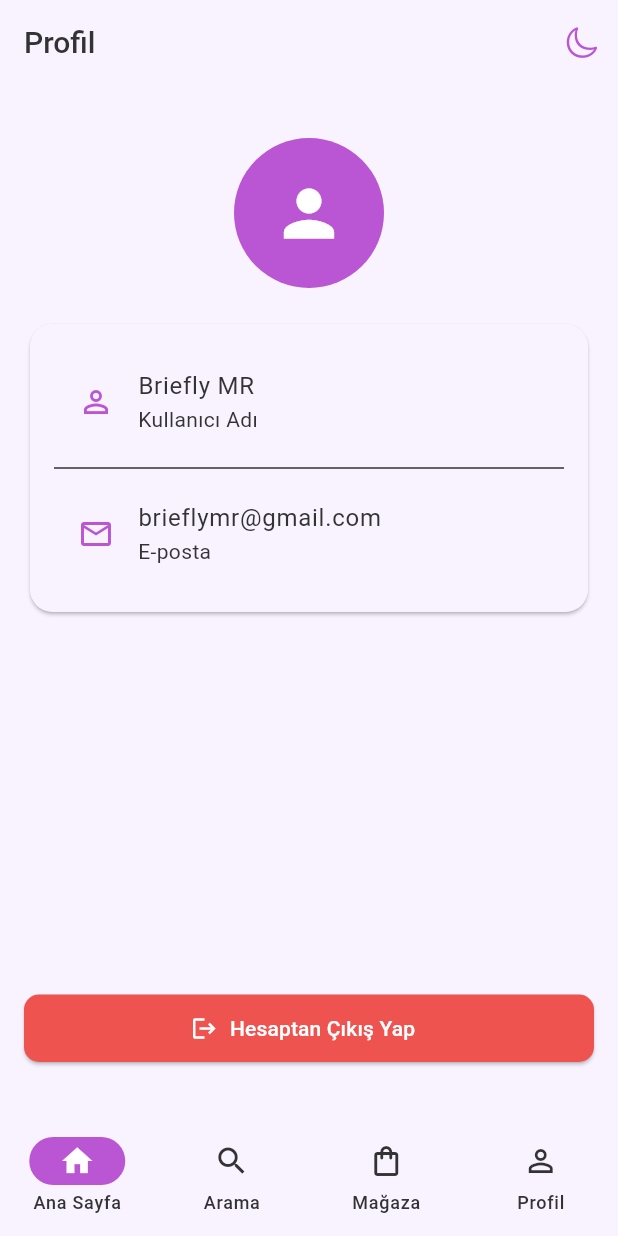
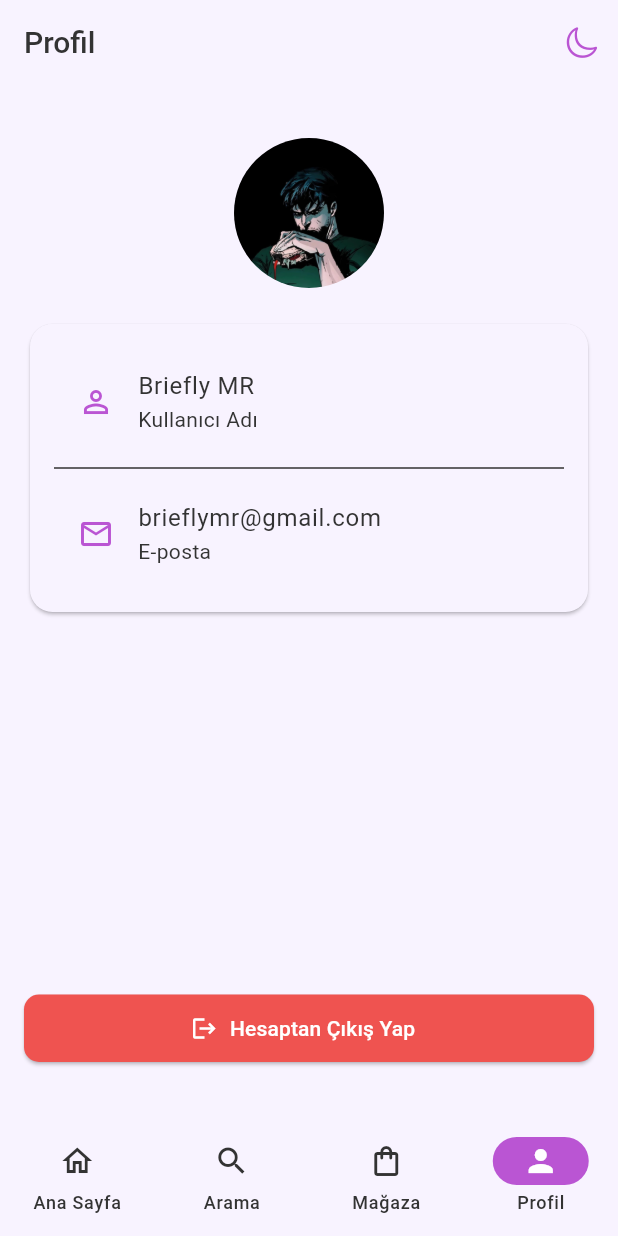
Before and after one commit to BrieflyMR/MR-Flutter, a Flutter app: the ProfileScreen screen opened by its route, on a phone screen of 412 x 824 dp. Run offline on Flutter 3.47's test engine with Material 3 defaults, Android fonts, the phone set to English and light mode, and no system bars; our stand-ins replace go_router, google_fonts, lottie; missing offline and left inert: dotlottie_loader; Roboto replaces fonts that are missing (Ubuntu).

Commit message:
Profil ekranı fotoğraf eklemesi
Artık profil ekranına fotoğrafını ekleyebileceksin aynı şekilde ana ekrandaki yan pencereyede

```diff
--- a/lib/screens/home_screen.dart
+++ b/lib/screens/home_screen.dart
@@ -60,7 +60,7 @@ class _HomeScreenState extends State<HomeScreen> {
           children: [
             DrawerHeader(
   decoration: BoxDecoration(
-    color: Theme.of(context).colorScheme.onSurface,
+    color: Theme.of(context).colorScheme.primary,
   ),
   child: Column(
     mainAxisAlignment: MainAxisAlignment.center,
@@ -265,7 +265,6 @@ class _HomeScreenState extends State<HomeScreen> {
           ),
           const SizedBox(height: 10),
           ...List.generate(events.length, (index) {
-            // Diğer kategorisi seçildiyse diğer1 ve diğer2 eventlerini göster
             if (selectedCategory != null) {
               if (selectedCategory == 'Diğer') {
                 if (!eventCategories[index].toLowerCase().startsWith('diğer')) {
@@ -337,7 +336,7 @@ class _HomeScreenState extends State<HomeScreen> {
           }),
         ],
       ),
-      bottomNavigationBar: const BottomMenu(),
+      bottomNavigationBar: const BottomMenu(currentIndex: 0),
     );
   }
 }
--- a/lib/screens/profile_screen.dart
+++ b/lib/screens/profile_screen.dart
@@ -40,11 +40,11 @@ class ProfileScreen extends StatelessWidget {
         child: Column(
           children: [
             const SizedBox(height: 20),
-            Center(
+            const Center(
               child: CircleAvatar(
                 radius: 50,
-                backgroundColor: theme.colorScheme.primary,
-                child: Icon(Icons.person, size: 50, color: theme.colorScheme.onPrimary),
+                backgroundImage: AssetImage('assets/images/profile.jpg'),
+                backgroundColor: Colors.transparent,
               ),
             ),
             const SizedBox(height: 20),
@@ -92,7 +92,7 @@ class ProfileScreen extends StatelessWidget {
           ],
         ),
       ),
-      bottomNavigationBar: const BottomMenu(),
+      bottomNavigationBar: const BottomMenu(currentIndex: 3),
     );
   }
 }
```
